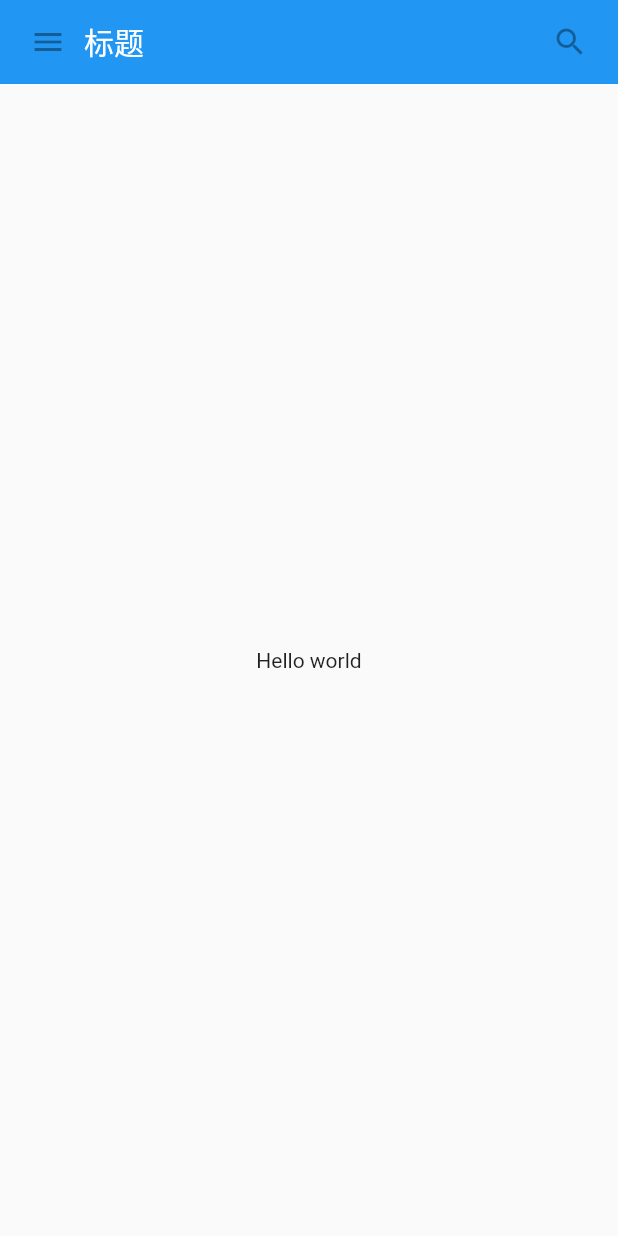
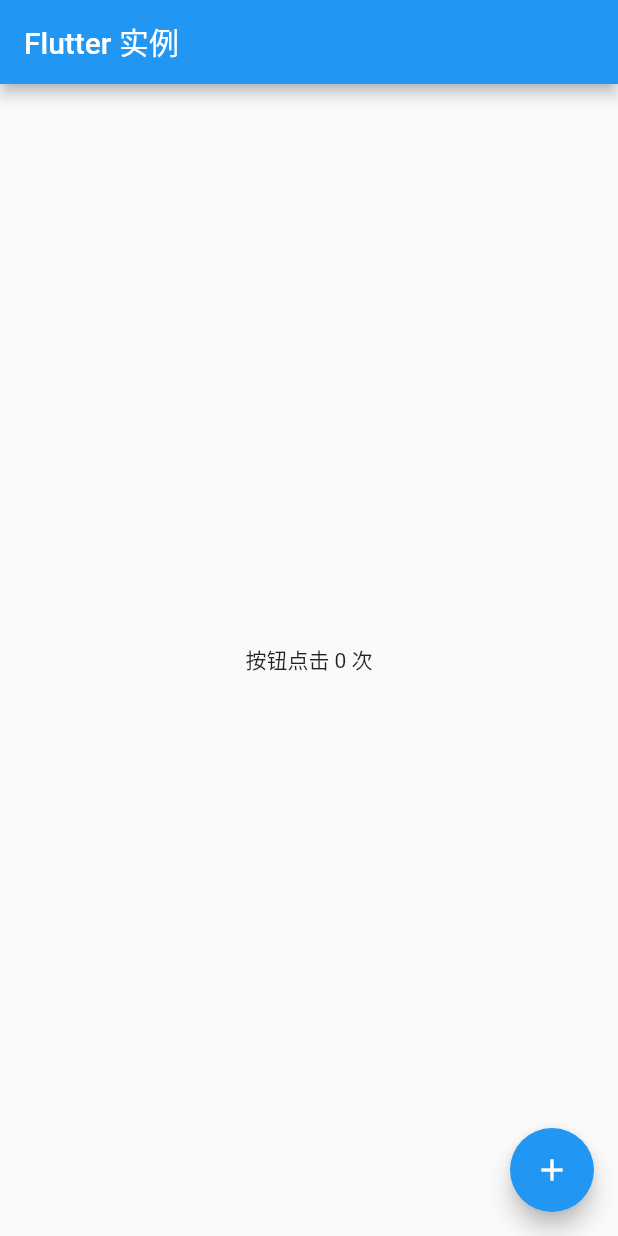
Before and after one commit to sunshu/flutterDemos, a Flutter app: the screen it shows after launch, on a phone screen of 412 x 824 dp. Run offline on Flutter 3.47's test engine with Material 2 defaults, Android fonts, the phone set to English and light mode, and no system bars.

Commit message:
点击事件

```diff
--- /dev/null
+++ b/demo5/demo5/lib/Counter.dart
@@ -0,0 +1,58 @@
+import 'package:flutter/material.dart';
+
+class Counter extends StatefulWidget{
+
+  @override
+    State<StatefulWidget> createState() {
+
+      return new _CounterState();
+    }
+}
+
+class _CounterState extends State<Counter>{
+   int _count = 0;
+
+   void _increment(){
+     setState(() {
+          _count ++;
+          });
+   }
+
+    @override
+      Widget build(BuildContext context) {
+        Scaffold scaffold = new Scaffold(
+          appBar: new AppBar(
+            title: new Text("Flutter 实例"),
+          ),
+         body:  new CounterDisplay(count:_count),
+         floatingActionButton : new CountIncrementor(onPressed: _increment)
+         );
+         return scaffold;
+      }
+}
+
+class CounterDisplay extends StatelessWidget{
+  final int count;
+  CounterDisplay({this.count}) ;
+  @override
+    Widget build(BuildContext context) {
+
+      return new Center(
+        child:new Text('按钮点击 $count 次'),
+      );
+    }
+}
+
+class CountIncrementor extends StatelessWidget{
+  final VoidCallback onPressed;
+  CountIncrementor({this.onPressed});
+  @override
+    Widget build(BuildContext context) {
+      // TODO: implement build
+      return new FloatingActionButton(
+        onPressed : onPressed,
+        tooltip: '增加',
+        child:new Icon(Icons.add)
+      );
+    }
+}
```
Also changed, not shown: demo5/demo5/lib/MyButton.dart (added, +29 -0 lines), demo5/demo5/lib/TutorialHome.dart (added, +35 -0 lines), demo5/demo5/lib/main.dart (+31 -5 lines), 2 other files.
